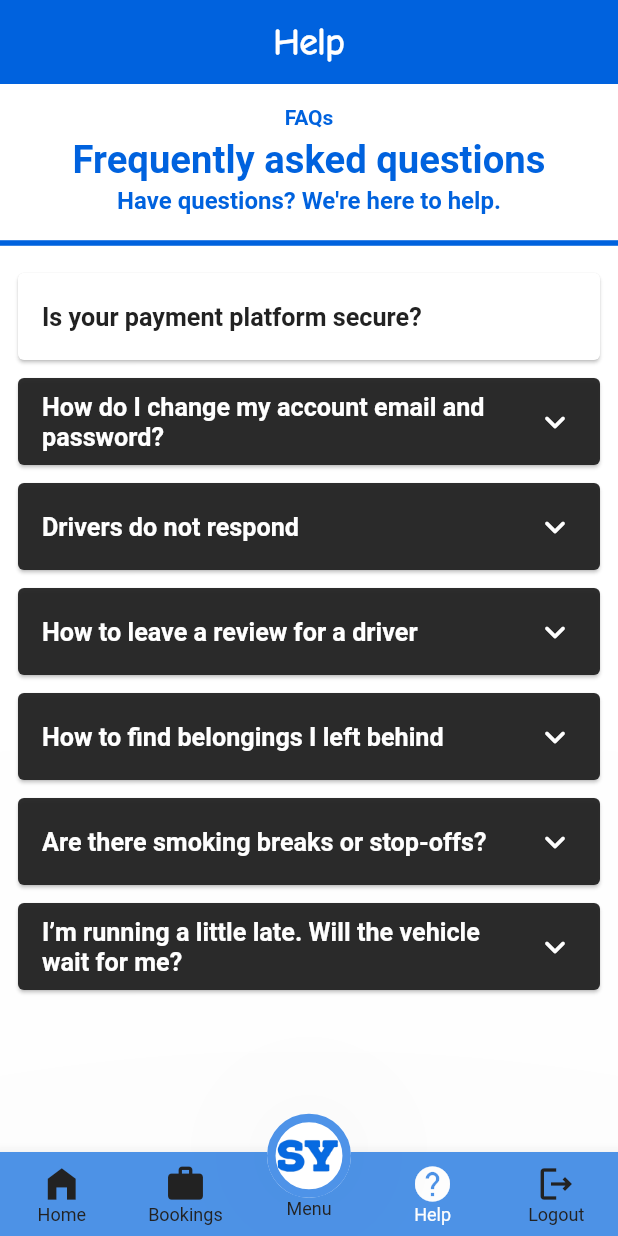
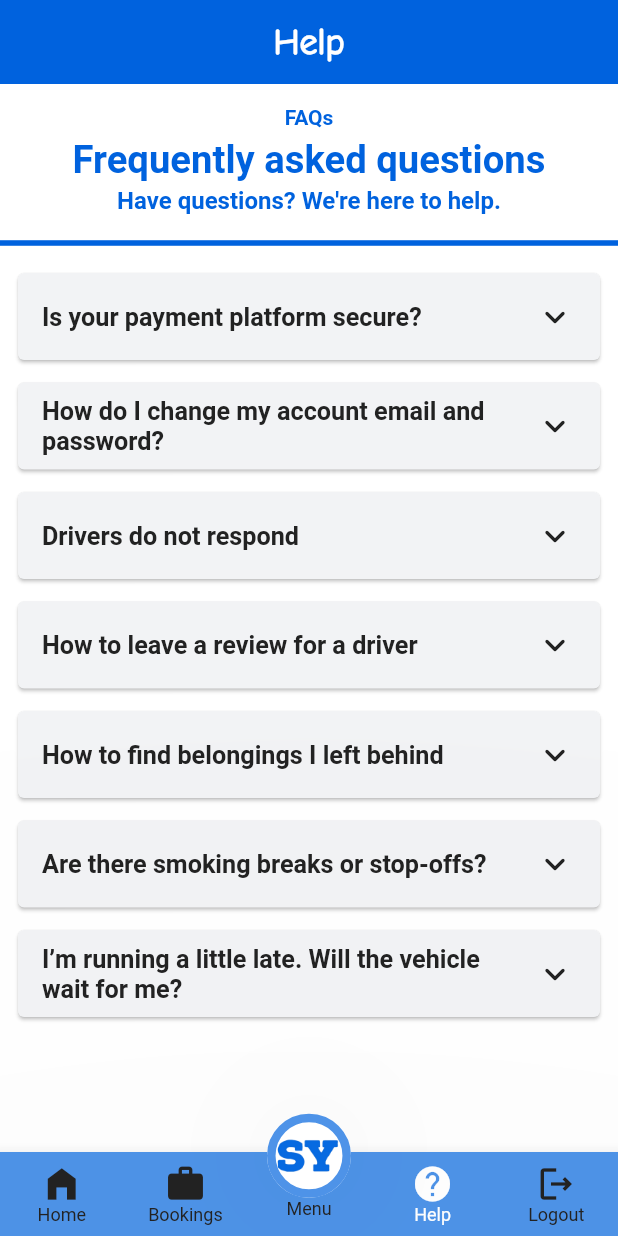
Before and after one commit to DGdon123/Sajilo-Yatra, a Flutter app: the NinethScreen screen opened by its route, on a phone screen of 412 x 824 dp. Run offline on Flutter 3.47's test engine with Material 2 defaults, Android fonts, the phone set to English and light mode, and no system bars; our stand-ins replace cloud_firestore, dropdown_button2, firebase_auth, firebase_core, firebase_database, flutter_secure_storage and 3 more; missing offline and left inert: flutter_google_places_hoc081098, google_api_headers, google_maps_webservice; accounts and stored records are empty; Roboto replaces fonts that are missing (Athiti, BalooTammudu2, Cambay); project files that could hold a hidden picture were left out.

Commit message:
changed UI of help, going and leaving page

```diff
--- a/sajilo_yatra/lib/help.dart
+++ b/sajilo_yatra/lib/help.dart
@@ -98,7 +98,7 @@ class _NinethScreenState extends State<NinethScreen> {
             ),
             Card(
                 margin: EdgeInsets.only(top: 0, left: 12, right: 12),
-                color: Color(0xFFFFFFFF),
+                color: Color.fromARGB(255, 242, 243, 245),
                 child: ExpansionTile(
                   title: Text(
                     "Is your payment platform secure?",
@@ -111,7 +111,7 @@ class _NinethScreenState extends State<NinethScreen> {
                   trailing: Icon(
                     Icons.keyboard_arrow_down_rounded,
                     size: 28,
-                    color: Color(0xFFFFFFFF),
+                    color: Color(0xFF222222),
                   ),
                   children: [
                     Container(
@@ -123,7 +123,7 @@ class _NinethScreenState extends State<NinethScreen> {
                         child: Text(
                           "Yes, it is the most safest payment platform ever done. \nUsers would perform cash transactions hand to hand \nwith the vehicle owner.",
                           style: TextStyle(
-                            color: Color(0xFF2222222),
+                            color: Colors.grey,
                             fontSize: 15,
                             fontFamily: "Athiti",
                             fontWeight: FontWeight.w600,
@@ -134,13 +134,13 @@ class _NinethScreenState extends State<NinethScreen> {
                   ],
                 )),
             Card(
-                margin: EdgeInsets.only(top: 12, left: 12, right: 12),
-                color: Color(0xFF2222222),
+                margin: EdgeInsets.only(top: 15, left: 12, right: 12),
+                color: Color.fromARGB(255, 242, 243, 245),
                 child: ExpansionTile(
                   title: Text(
                     "How do I change my account email and password?",
                     style: TextStyle(
-                        color: Color(0xFFFFFFFF),
+                        color: Color(0xFF222222),
                         fontSize: 16.8,
                         fontFamily: "Cambay",
                         fontWeight: FontWeight.w600),
@@ -148,7 +148,7 @@ class _NinethScreenState extends State<NinethScreen> {
                   trailing: Icon(
                     Icons.keyboard_arrow_down_rounded,
                     size: 28,
-                    color: Color(0xFFFFFFFF),
+                    color: Color(0xFF222222),
                   ),
                   children: [
                     Container(
@@ -160,7 +160,7 @@ class _NinethScreenState extends State<NinethScreen> {
                         child: Text(
                           "You can change your password by clicking forgot \npassword and resetting your password but, you are \nnot reset your email. If you want to use another \nemail, you have to register it in the application.",
                           style: TextStyle(
-                            color: Color(0xFF2222222),
+                            color: Colors.grey,
                             fontSize: 15,
                             fontFamily: "Athiti",
                             fontWeight: FontWeight.w600,
@@ -171,13 +171,13 @@ class _NinethScreenState extends State<NinethScreen> {
                   ],
                 )),
             Card(
-                margin: EdgeInsets.only(top: 12, left: 12, right: 12),
-                color: Color(0xFF2222222),
+                margin: EdgeInsets.only(top: 15, left: 12, right: 12),
+                color: Color.fromARGB(255, 242, 243, 245),
                 child: ExpansionTile(
                   title: Text(
                     "Drivers do not respond",
                     style: TextStyle(
-                        color: Color(0xFFFFFFFF),
+                        color: Color(0xFF222222),
                         fontSize: 16.8,
                         fontFamily: "Cambay",
                         fontWeight: FontWeight.w600),
@@ -185,7 +185,7 @@ class _NinethScreenState extends State<NinethScreen> {
                   trailing: Icon(
                     Icons.keyboard_arrow_down_rounded,
                     size: 28,
-                    color: Color(0xFFFFFFFF),
+                    color: Color(0xFF222222),
                   ),
                   children: [
                     Container(
@@ -197,7 +197,7 @@ class _NinethScreenState extends State<NinethScreen> {
                         child: Text(
                           "If a driver has not responded to your ride request, try \nincreasing the price for the ride, then resubmit your \nrequest. Bear in mind that during rush hour drivers \nare busier, so expect to pay more for the ride.",
                           style: TextStyle(
-                            color: Color(0xFF2222222),
+                            color: Colors.grey,
                             fontSize: 15,
                             fontFamily: "Athiti",
                             fontWeight: FontWeight.w600,
@@ -208,13 +208,13 @@ class _NinethScreenState extends State<NinethScreen> {
                   ],
                 )),
             Card(
-                margin: EdgeInsets.only(top: 12, left: 12, right: 12),
-                color: Color(0xFF2222222),
+                margin: EdgeInsets.only(top: 15, left: 12, right: 12),
+                color: Color.fromARGB(255, 242, 243, 245),
                 child: ExpansionTile(
                   title: Text(
                     "How to leave a review for a driver",
                     style: TextStyle(
-                        color: Color(0xFFFFFFFF),
+                        color: Color(0xFF222222),
                         fontSize: 16.8,
                         fontFamily: "Cambay",
                         fontWeight: FontWeight.w600),
@@ -222,7 +222,7 @@ class _NinethScreenState extends State<NinethScreen> {
                   trailing: Icon(
                     Icons.keyboard_arrow_down_rounded,
                     size: 28,
-                    color: Color(0xFFFFFFFF),
+                    color: Color(0xFF222222),
                   ),
                   children: [
                     Container(
@@ -234,7 +234,7 @@ class _NinethScreenState extends State<NinethScreen> {
                         child: Text(
                           "Once the app immediately after the ride is completed. \nYou will see a window where you can evaluate \nthe driver and write a review. If you did not enjoy \nyour ride and you decide to write a negative \nreview, don’t worry - the driver will not see that \nit was you.",
                           style: TextStyle(
-                            color: Color(0xFF2222222),
+                            color: Colors.grey,
                             fontSize: 15,
                             fontFamily: "Athiti",
                             fontWeight: FontWeight.w600,
@@ -245,13 +245,13 @@ class _NinethScreenState extends State<NinethScreen> {
                   ],
                 )),
             Card(
-                margin: EdgeInsets.only(top: 12, left: 12, right: 12),
-                color: Color(0xFF2222222),
+                margin: EdgeInsets.only(top: 15, left: 12, right: 12),
+                color: Color.fromARGB(255, 242, 243, 245),
                 child: ExpansionTile(
                   title: Text(
                     "How to find belongings I left behind",
                     style: TextStyle(
-                        color: Color(0xFFFFFFFF),
+                        color: Color(0xFF222222),
                         fontSize: 16.8,
                         fontFamily: "Cambay",
                         fontWeight: FontWeight.w600),
@@ -259,7 +259,7 @@ class _NinethScreenState extends State<NinethScreen> {
                   trailing: Icon(
                     Icons.keyboard_arrow_down_rounded,
                     size: 28,
-                    color: Color(0xFFFFFFFF),
+                    color: Color(0xFF222222),
                   ),
                   children: [
                     Container(
@@ -271,7 +271,7 @@ class _NinethScreenState extends State<NinethScreen> {
                         child: Text(
                           "If you have left your belongings in the vehicle, write \nto us at dipeshgurung797@gmail.com. Include the \ntime and route of your ride, and if possible tell \nus the car’s make, color, and registration number. \nWe’ll help find your belongings.",
                           style: TextStyle(
-                            color: Color(0xFF2222222),
+                            color: Colors.grey,
                             fontSize: 15,
                             fontFamily: "Athiti",
                             fontWeight: FontWeight.w600,
@@ -282,13 +282,13 @@ class _NinethScreenState extends State<NinethScreen> {
                   ],
                 )),
             Card(
-                margin: EdgeInsets.only(top: 12, left: 12, right: 12),
-                color: Color(0xFF2222222),
+                margin: EdgeInsets.only(top: 15, left: 12, right: 12),
+                color: Color.fromARGB(255, 242, 243, 245),
                 child: ExpansionTile(
                   title: Text(
                     "Are there smoking breaks or stop-offs?",
                     style: TextStyle(
-                        color: Color(0xFFFFFFFF),
+                        color: Color(0xFF222222),
                         fontSize: 16.8,
                         fontFamily: "Cambay",
                         fontWeight: FontWeight.w600),
@@ -296,7 +296,7 @@ class _NinethScreenState extends State<NinethScreen> {
                   trailing: Icon(
                     Icons.keyboard_arrow_down_rounded,
                     size: 28,
-                    color: Color(0xFFFFFFFF),
+                    color: Color(0xFF222222),
                   ),
                   children: [
                     Container(
@@ -308,7 +308,7 @@ class _NinethScreenState extends State<NinethScreen> {
                         child: Text(
                           "Some of our trips have breaks planned into the \nschedule for the purposes of providing driving breaks \nand rest periods for the drivers. However, our aim is \nto get you to your destination as quickly as possible, \nwhich is why we don't schedule any other type of \nbreak.",
                           style: TextStyle(
-                            color: Color(0xFF2222222),
+                            color: Colors.grey,
                             fontSize: 15,
                             fontFamily: "Athiti",
                             fontWeight: FontWeight.w600,
@@ -319,13 +319,14 @@ class _NinethScreenState extends State<NinethScreen> {
                   ],
                 )),
             Card(
-                margin: EdgeInsets.only(top: 12, left: 12, right: 12),
-                color: Color(0xFF2222222),
+                margin:
+                    EdgeInsets.only(top: 15, left: 12, right: 12, bottom: 15),
+                color: Color.fromARGB(255, 242, 243, 245),
                 child: ExpansionTile(
                   title: Text(
                     "I’m running a little late. Will the vehicle wait for me?",
                     style: TextStyle(
-                        color: Color(0xFFFFFFFF),
+                        color: Color(0xFF222222),
                         fontSize: 16.8,
                         fontFamily: "Cambay",
                         fontWeight: FontWeight.w600),
@@ -333,7 +334,7 @@ class _NinethScreenState extends State<NinethScreen> {
                   trailing: Icon(
                     Icons.keyboard_arrow_down_rounded,
                     size: 28,
-                    color: Color(0xFFFFFFFF),
+                    color: Color(0xFF222222),
                   ),
                   children: [
                     Container(
@@ -345,7 +346,7 @@ class _NinethScreenState extends State<NinethScreen> {
                         child: Text(
                           "Unfortunately, the vehicle cannot wait for delayed \npassengers. Our vehicles travel within a network and \nare bound to a timetable. Please ensure that you are \nat the stop at least 15 minutes before departure.\n\nIf you realize that you’re not going to make it, you can \ncancel your ride up to 15 minutes before departure via \nBooking screen.",
                           style: TextStyle(
-                            color: Color(0xFF2222222),
+                            color: Colors.grey,
                             fontSize: 15,
                             fontFamily: "Athiti",
                             fontWeight: FontWeight.w600,
@@ -367,7 +368,7 @@ class _NinethScreenState extends State<NinethScreen> {
         unselectedItemColor: Color(0xFF222222),
         selectedFontSize: 12,
         onTap: (value) {
-          if (value == 0) Navigator.pushNamed(context, '/fourth');
+          if (value == 0) Navigator.pushNamed(context, '/seventh');
           if (value == 1) Navigator.pushNamed(context, '/eighth');
           if (value == 2) Navigator.pushNamed(context, '/eleventh');
           if (value == 3) Navigator.pushNamed(context, '/nineth');
```
Also changed, not shown: sajilo_yatra/lib/going.dart (+4 -4 lines), sajilo_yatra/lib/leaving.dart (+4 -4 lines), sajilo_yatra/lib/ride.dart (+4 -136 lines), sajilo_yatra/lib/tickets.dart (+36 -29 lines), 3 other files.
